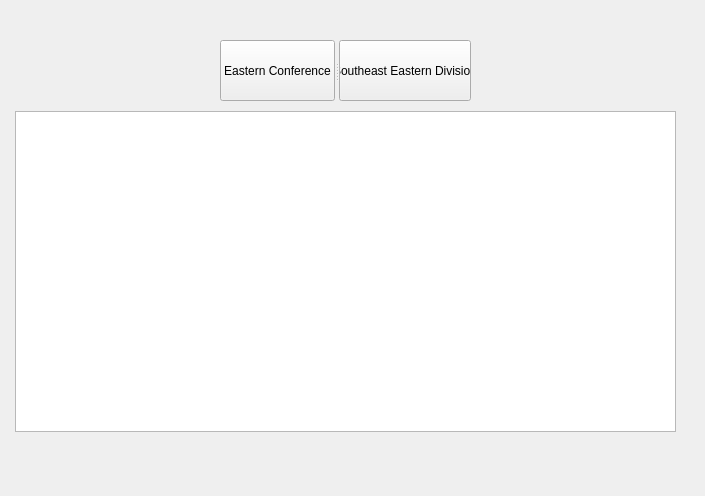
First picture: the form in TheMudkips/nbaconfdiv.ui, repository OwlbitCode/TheMudkips, before the edit.
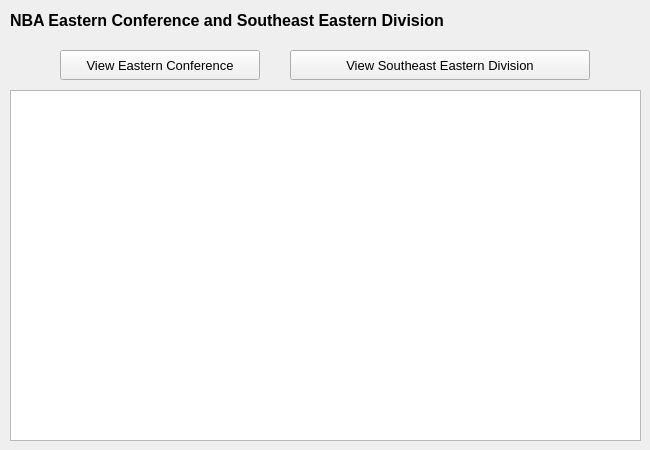
Second picture: the form after the edit.

Patch:
```diff
--- a/TheMudkips/nbaconfdiv.ui
+++ b/TheMudkips/nbaconfdiv.ui
@@ -6,8 +6,8 @@
    <rect>
     <x>0</x>
     <y>0</y>
-    <width>705</width>
-    <height>496</height>
+    <width>650</width>
+    <height>450</height>
    </rect>
   </property>
   <property name="windowTitle">
@@ -16,10 +16,10 @@
   <widget class="QTableView" name="dataView">
    <property name="geometry">
     <rect>
-     <x>15</x>
-     <y>111</y>
-     <width>661</width>
-     <height>321</height>
+     <x>10</x>
+     <y>90</y>
+     <width>631</width>
+     <height>351</height>
     </rect>
    </property>
    <property name="alternatingRowColors">
@@ -32,28 +32,61 @@
     <bool>false</bool>
    </attribute>
   </widget>
-  <widget class="QSplitter" name="splitter">
+  <widget class="QLabel" name="TitleLabel">
    <property name="geometry">
     <rect>
-     <x>220</x>
-     <y>40</y>
-     <width>251</width>
-     <height>61</height>
+     <x>10</x>
+     <y>0</y>
+     <width>601</width>
+     <height>41</height>
     </rect>
    </property>
-   <property name="orientation">
-    <enum>Qt::Horizontal</enum>
+   <property name="font">
+    <font>
+     <pointsize>12</pointsize>
+     <weight>75</weight>
+     <bold>true</bold>
+    </font>
    </property>
-   <widget class="QPushButton" name="pushButton_2">
-    <property name="text">
-     <string>Eastern Conference</string>
-    </property>
-   </widget>
-   <widget class="QPushButton" name="pushButton">
-    <property name="text">
-     <string>Southeast Eastern Division</string>
-    </property>
-   </widget>
+   <property name="text">
+    <string>NBA Eastern Conference and Southeast Eastern Division</string>
+   </property>
+  </widget>
+  <widget class="QPushButton" name="pushButton_2">
+   <property name="geometry">
+    <rect>
+     <x>60</x>
+     <y>50</y>
+     <width>200</width>
+     <height>30</height>
+    </rect>
+   </property>
+   <property name="font">
+    <font>
+     <pointsize>10</pointsize>
+    </font>
+   </property>
+   <property name="text">
+    <string>View Eastern Conference</string>
+   </property>
+  </widget>
+  <widget class="QPushButton" name="pushButton">
+   <property name="geometry">
+    <rect>
+     <x>290</x>
+     <y>50</y>
+     <width>300</width>
+     <height>30</height>
+    </rect>
+   </property>
+   <property name="font">
+    <font>
+     <pointsize>10</pointsize>
+    </font>
+   </property>
+   <property name="text">
+    <string>View Southeast Eastern Division</string>
+   </property>
   </widget>
  </widget>
  <resources/>
```
